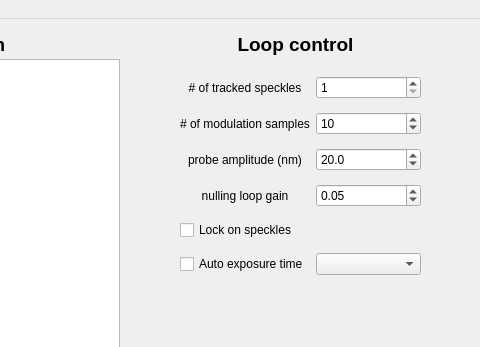
Old version of the form whack.ui in the repository fmartinache/whack; both pictures show x 620 to 1100 and y 0 to 347 of the 1100 by 800 pixel window.
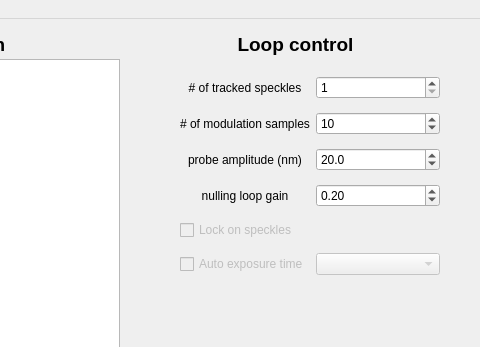
New version of the form. Custom widgets are drawn as their Qt base class.

Commit message: revalidation on SCExAO. Calibration info is now saved.

Diff of the .ui file:
```diff
--- a/whack.ui
+++ b/whack.ui
@@ -270,13 +270,16 @@
      <rect>
       <x>800</x>
       <y>50</y>
-      <width>241</width>
+      <width>260</width>
       <height>218</height>
      </rect>
     </property>
     <layout class="QGridLayout" name="gridLayout_2">
      <item row="4" column="0">
       <widget class="QCheckBox" name="chB_lock_speckles">
+       <property name="enabled">
+        <bool>false</bool>
+       </property>
        <property name="text">
         <string>Lock on speckles</string>
        </property>
@@ -284,13 +287,20 @@
      </item>
      <item row="5" column="0">
       <widget class="QCheckBox" name="chB_auto_etime">
+       <property name="enabled">
+        <bool>false</bool>
+       </property>
        <property name="text">
         <string>Auto exposure time</string>
        </property>
       </widget>
      </item>
      <item row="5" column="1">
-      <widget class="QComboBox" name="cmB_etime"/>
+      <widget class="QComboBox" name="cmB_etime">
+       <property name="enabled">
+        <bool>false</bool>
+       </property>
+      </widget>
      </item>
      <item row="3" column="1">
       <widget class="QDoubleSpinBox" name="dspB_gain">
@@ -304,7 +314,7 @@
         <double>0.010000000000000</double>
        </property>
        <property name="value">
-        <double>0.050000000000000</double>
+        <double>0.200000000000000</double>
        </property>
       </widget>
      </item>
@@ -353,7 +363,7 @@
         <number>1</number>
        </property>
        <property name="maximum">
-        <number>50</number>
+        <number>100</number>
        </property>
        <property name="value">
         <number>1</number>
```
Left out of the diff: 2 changed lines with no effect on the pictures. The commit also changes 1 other file.
